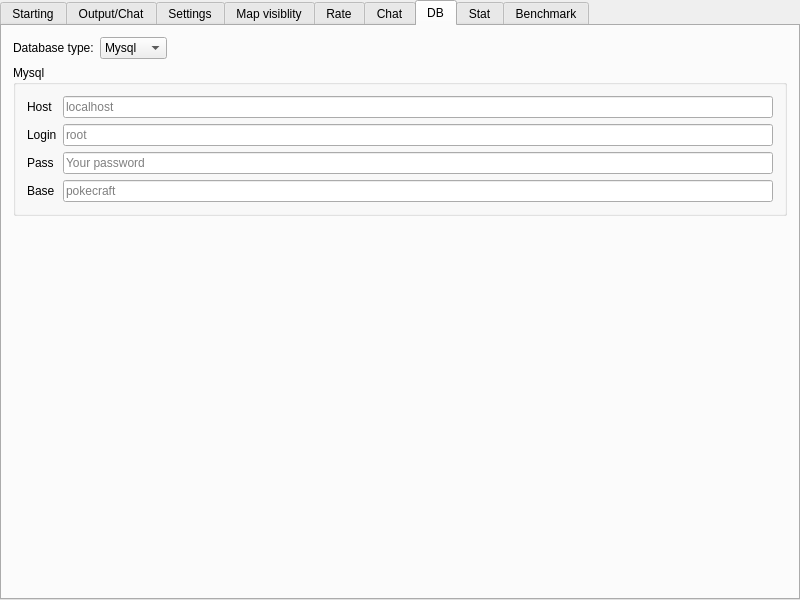
Before: the Qt Designer form server/MainWindow.ui in alphaonex86/CatchChallenger, drawn with Qt 5.
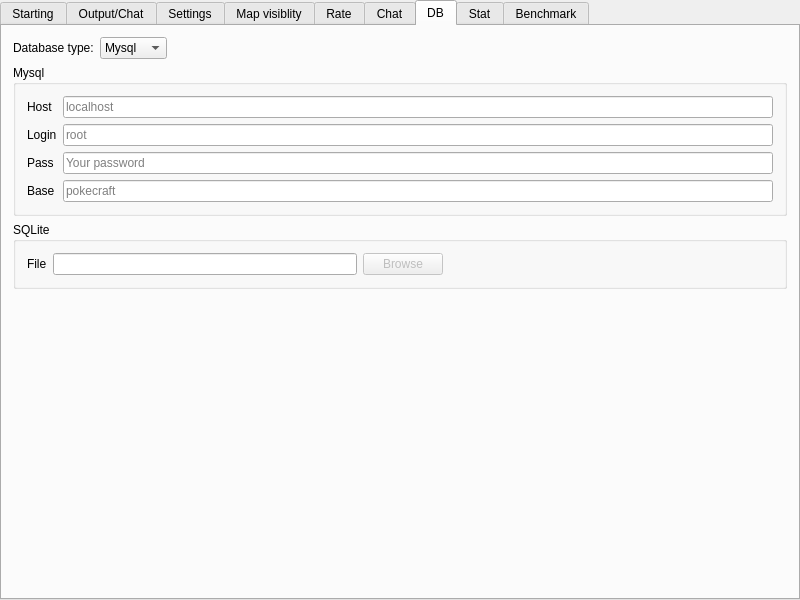
After: the same form once the commit is applied. The open tabs and pages were chosen to show the change. Icons and pictures are not drawn.

Diff of the .ui file:
```diff
--- a/server/MainWindow.ui
+++ b/server/MainWindow.ui
@@ -615,6 +615,52 @@
           </layout>
          </widget>
         </item>
+        <item>
+         <widget class="QGroupBox" name="groupBoxDbSQLite">
+          <property name="title">
+           <string>SQLite</string>
+          </property>
+          <layout class="QHBoxLayout" name="horizontalLayout_4">
+           <item>
+            <widget class="QLabel" name="label_18">
+             <property name="text">
+              <string>File</string>
+             </property>
+            </widget>
+           </item>
+           <item>
+            <widget class="QLineEdit" name="db_sqlite_file">
+             <property name="readOnly">
+              <bool>true</bool>
+             </property>
+            </widget>
+           </item>
+           <item>
+            <widget class="QPushButton" name="db_sqlite_browse">
+             <property name="enabled">
+              <bool>false</bool>
+             </property>
+             <property name="text">
+              <string>Browse</string>
+             </property>
+            </widget>
+           </item>
+           <item>
+            <spacer name="horizontalSpacer_5">
+             <property name="orientation">
+              <enum>Qt::Horizontal</enum>
+             </property>
+             <property name="sizeHint" stdset="0">
+              <size>
+               <width>330</width>
+               <height>20</height>
+              </size>
+             </property>
+            </spacer>
+           </item>
+          </layout>
+         </widget>
+        </item>
         <item>
          <spacer name="verticalSpacer_6">
           <property name="orientation">
```
Left out of the diff: 2 changed lines with no effect on the pictures.
